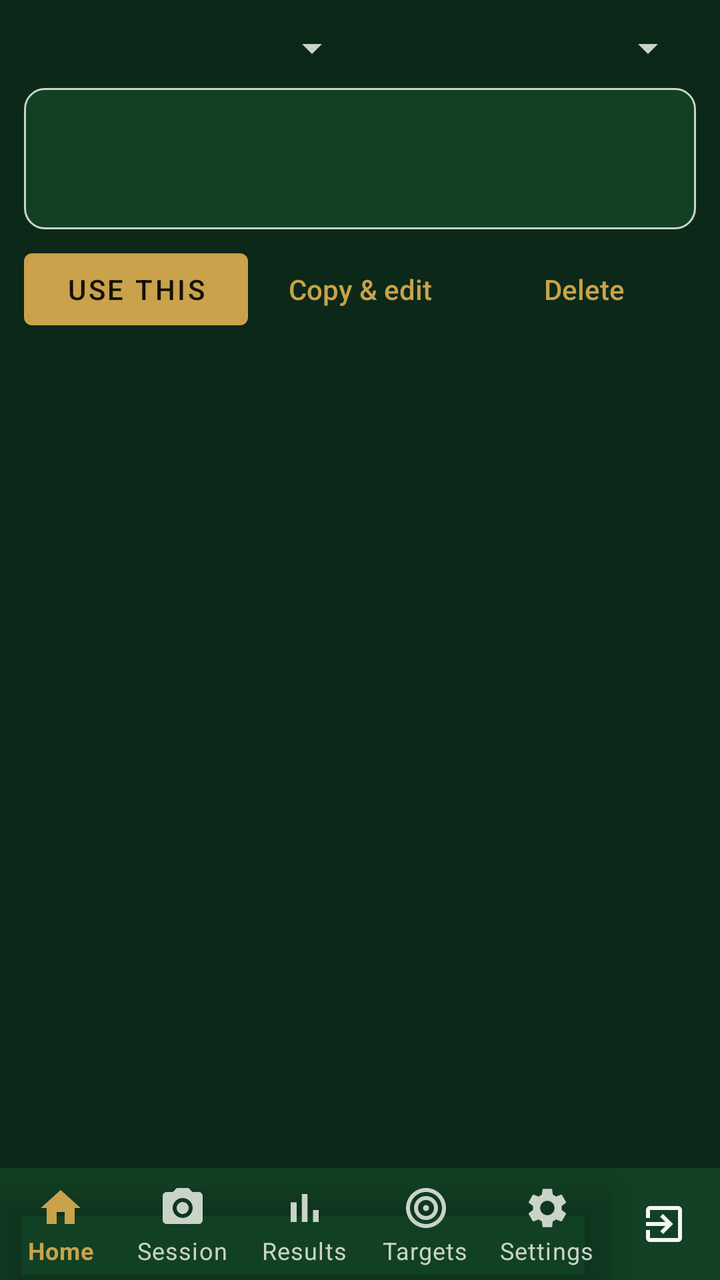
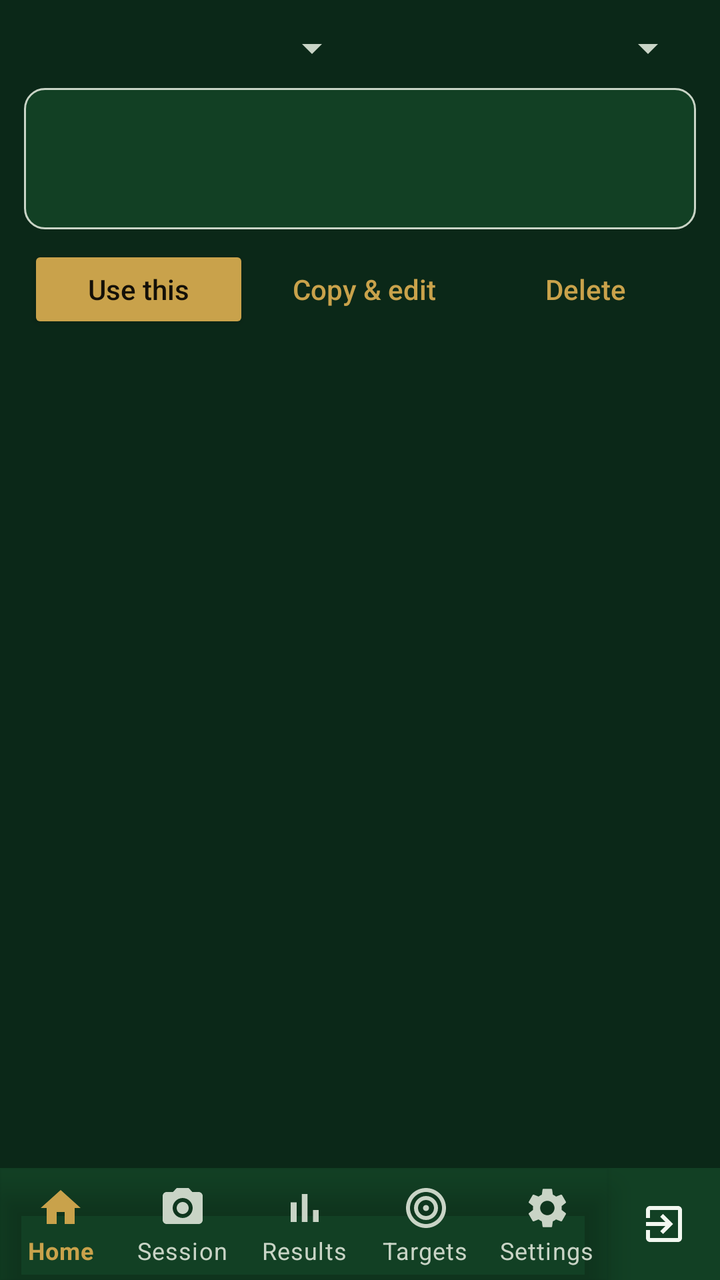

Before-and-after screenshots of an Android layout around one commit, followed by the original layout XML and the change that was made.
<!-- AndroidManifest.xml: application theme Theme.STS -->
<!-- res/layout/activity_rules.xml -->
<?xml version="1.0" encoding="utf-8"?>
<LinearLayout xmlns:android="http://schemas.android.com/apk/res/android"
    android:layout_width="match_parent"
    android:layout_height="match_parent"
    android:orientation="vertical">

    <LinearLayout
        android:layout_width="match_parent"
        android:layout_height="wrap_content"
        android:orientation="vertical"
        android:padding="12dp">

        <LinearLayout
            android:layout_width="match_parent"
            android:layout_height="wrap_content"
            android:orientation="horizontal">
            <Spinner android:id="@+id/spBody"
                android:layout_width="0dp" android:layout_weight="1"
                android:layout_height="wrap_content" />
            <Spinner android:id="@+id/spDiscipline"
                android:layout_width="0dp" android:layout_weight="1"
                android:layout_height="wrap_content" />
        </LinearLayout>

        
        <LinearLayout
            android:layout_width="match_parent"
            android:layout_height="wrap_content"
            android:orientation="vertical"
            android:layout_marginTop="8dp"
            android:background="@drawable/bg_card"
            android:padding="12dp">

            <TextView android:id="@+id/tvDetailHead"
                style="@style/Sts.Value"
                android:textSize="12sp" />

            <TableLayout android:id="@+id/tblParams"
                android:layout_width="match_parent"
                android:layout_height="wrap_content"
                android:layout_marginTop="6dp"
                android:shrinkColumns="1" />

            <TextView android:id="@+id/tvDetailFoot"
                style="@style/Sts.Value"
                android:layout_marginTop="8dp"
                android:textSize="12sp"
                android:justificationMode="inter_word" />
        </LinearLayout>

        <LinearLayout
            android:layout_width="match_parent"
            android:layout_height="wrap_content"
            android:orientation="horizontal"
            android:layout_marginTop="6dp">
            <Button android:id="@+id/btnUse"
                android:layout_width="0dp" android:layout_weight="1"
                android:layout_height="wrap_content" android:text="Use this" />
            <Button android:id="@+id/btnEdit"
                android:layout_width="0dp" android:layout_weight="1"
                android:layout_height="wrap_content" android:text="Copy &amp; edit"
                style="@style/Sts.TextButton" />
            <Button android:id="@+id/btnDelete"
                android:layout_width="0dp" android:layout_weight="1"
                android:layout_height="wrap_content" android:text="Delete"
                style="@style/Sts.TextButton" />
        </LinearLayout>
    </LinearLayout>

    <ListView
        android:id="@+id/list"
        android:layout_width="match_parent"
        android:layout_height="0dp"
        android:layout_weight="1"
        android:layout_marginStart="12dp"
        android:layout_marginEnd="12dp" />

    <include layout="@layout/include_bottom_nav" />

</LinearLayout>
<!-- res/layout/include_bottom_nav.xml (included above) -->
<?xml version="1.0" encoding="utf-8"?>
<LinearLayout xmlns:android="http://schemas.android.com/apk/res/android"
    xmlns:app="http://schemas.android.com/apk/res-auto"
    android:layout_width="match_parent"
    android:layout_height="wrap_content"
    android:orientation="horizontal"
    android:background="?attr/colorSurface">

    <com.google.android.material.bottomnavigation.BottomNavigationView
        android:id="@+id/bottomNav"
        android:layout_width="0dp"
        android:layout_weight="1"
        android:layout_height="wrap_content"
        android:background="@android:color/transparent"
        app:itemIconTint="@color/bottom_nav_item"
        app:itemTextColor="@color/bottom_nav_item"
        app:labelVisibilityMode="labeled"
        app:menu="@menu/bottom_nav_menu" />

    <LinearLayout
        android:id="@+id/btnExit"
        android:layout_width="56dp"
        android:layout_height="match_parent"
        android:orientation="vertical"
        android:gravity="center"
        android:background="?attr/selectableItemBackgroundBorderless"
        android:contentDescription="@string/nav_exit">

        
        <ImageView
            android:layout_width="24dp"
            android:layout_height="24dp"
            android:src="@drawable/ic_nav_exit"
            app:tint="?android:attr/textColorPrimary"
            android:importantForAccessibility="no" />
    </LinearLayout>
</LinearLayout>
<!-- resources referenced by this layout -->
<resources>
  <!-- drawable bg_card (drawable) -->
  <?xml version="1.0" encoding="utf-8"?>
  <shape xmlns:android="http://schemas.android.com/apk/res/android" android:shape="rectangle">
      <solid android:color="?attr/colorSurface" />
      <corners android:radius="10dp" />
      <stroke android:width="1dp" android:color="?android:attr/textColorTertiary" />
  </shape>
  <!-- drawable ic_nav_exit (drawable) -->
  <vector xmlns:android="http://schemas.android.com/apk/res/android"
      android:width="24dp" android:height="24dp"
      android:viewportWidth="24" android:viewportHeight="24">
      <path android:fillColor="@android:color/white" android:pathData="M10.09,15.59L11.5,17l5,-5 -5,-5 -1.41,1.41L12.67,11H3v2h9.67l-2.58,2.59zM19,3H5c-1.11,0 -2,0.9 -2,2v4h2V5h14v14H5v-4H3v4c0,1.1 0.89,2 2,2h14c1.1,0 2,-0.9 2,-2V5c0,-1.1 -0.9,-2 -2,-2z" />
  </vector>
  <string name="nav_exit">Exit</string>
  <style name="Sts.TextButton" parent="Widget.AppCompat.Button.Borderless">
          <item name="android:textColor">?attr/colorAccent</item>
          <item name="android:textAllCaps">false</item>
          <item name="android:textSize">14sp</item>
      </style>
  <style name="Sts.Value" parent="">
          <item name="android:layout_width">match_parent</item>
          <item name="android:layout_height">wrap_content</item>
          <item name="android:textSize">14sp</item>
      </style>
  <style name="Theme.STS" parent="Theme.STS.Dark" />
  <style name="Theme.STS.Dark" parent="Theme.STS.Base">
          <item name="android:windowBackground">@color/dark_bg</item>
          <item name="colorSurface">@color/dark_surface</item>
          <item name="colorPrimary">@color/dark_accent</item>
          <item name="colorSecondary">@color/dark_accent</item>
          <item name="colorAccent">@color/dark_accent</item>
          <item name="colorOnPrimary">@color/dark_on_accent</item>
          <item name="colorOnSecondary">@color/dark_on_accent</item>
          <item name="android:colorBackground">@color/dark_surface</item>
          <item name="android:textColorPrimary">@color/dark_text</item>
          <item name="android:textColorSecondary">@color/dark_text_dim</item>
          <item name="android:textColorTertiary">#C9D4C6</item>
          <item name="android:textColorHint">#A6B2A4</item>
          <item name="colorOnSurface">@color/dark_text</item>
          <item name="colorOnBackground">@color/dark_text</item>
      </style>
  <style name="Theme.STS.Base" parent="Theme.MaterialComponents.NoActionBar">
          <item name="android:statusBarColor">@color/dark_bg</item>
      </style>
  <color name="dark_bg">#0B2818</color>
  <color name="dark_surface">#124024</color>
  <color name="dark_accent">#C9A24B</color>
  <color name="dark_on_accent">#141008</color>
  <color name="dark_text">#F2F7F0</color>
  <color name="dark_text_dim">#C9D4C6</color>
</resources>

<!-- the commit's change to res/layout/activity_rules.xml (unified diff, before → after) -->
@@ -55,7 +55,8 @@
             android:layout_marginTop="6dp">
             <Button android:id="@+id/btnUse"
                 android:layout_width="0dp" android:layout_weight="1"
-                android:layout_height="wrap_content" android:text="Use this" />
+                android:layout_height="wrap_content" android:text="Use this"
+                style="@style/Sts.ActionButton" />
             <Button android:id="@+id/btnEdit"
                 android:layout_width="0dp" android:layout_weight="1"
                 android:layout_height="wrap_content" android:text="Copy &amp; edit"
<!-- resource entries referenced after the edit -->
@@ -14,6 +14,15 @@
       <path android:fillColor="@android:color/white" android:pathData="M10.09,15.59L11.5,17l5,-5 -5,-5 -1.41,1.41L12.67,11H3v2h9.67l-2.58,2.59zM19,3H5c-1.11,0 -2,0.9 -2,2v4h2V5h14v14H5v-4H3v4c0,1.1 0.89,2 2,2h14c1.1,0 2,-0.9 2,-2V5c0,-1.1 -0.9,-2 -2,-2z" />
   </vector>
   <string name="nav_exit">Exit</string>
+  <style name="Sts.ActionButton" parent="Widget.AppCompat.Button">
+          <item name="android:textAllCaps">false</item>
+          <item name="android:textSize">14sp</item>
+          <item name="android:minHeight">44dp</item>
+          <item name="android:paddingLeft">10dp</item>
+          <item name="android:paddingRight">10dp</item>
+          <item name="android:layout_marginStart">2dp</item>
+          <item name="android:layout_marginEnd">2dp</item>
+      </style>
   <style name="Sts.TextButton" parent="Widget.AppCompat.Button.Borderless">
           <item name="android:textColor">?attr/colorAccent</item>
           <item name="android:textAllCaps">false</item>
